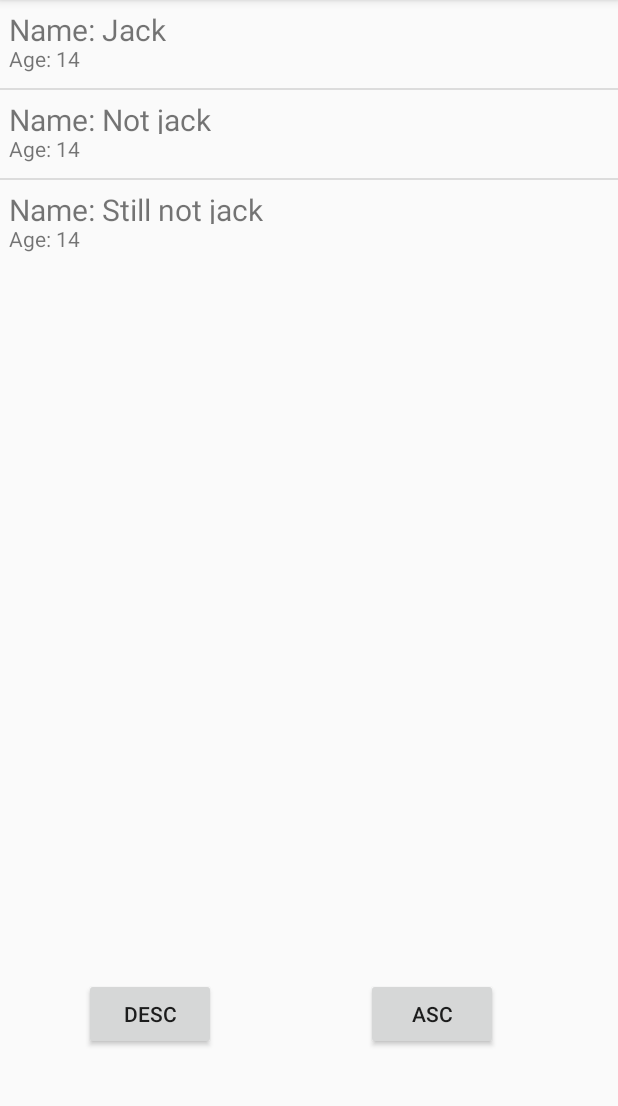
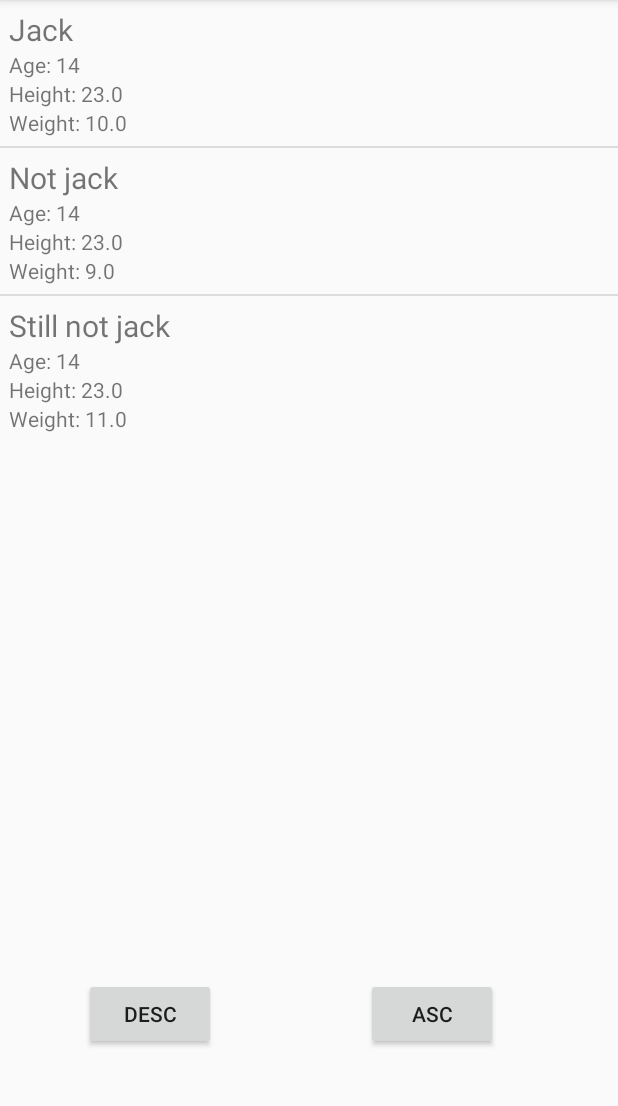
Before and after one commit to chocoyo/Demo2, an Android app: the screen it shows after launch (MainActivity), on a phone screen of 412 x 824 dp, the part 84-1190 px from its top. Run offline under Robolectric (Android 15) with nearby library versions, the phone set to English and light mode, and no system bars.

Commit message:
Added More Display Values On ListView Items

```diff
--- a/app/src/main/java/com/mhodges/demo2/DoggoAdapter.java
+++ b/app/src/main/java/com/mhodges/demo2/DoggoAdapter.java
@@ -33,11 +33,20 @@ public class DoggoAdapter extends ArrayAdapter<Doggo> {
         if (o != null) {
             TextView tt = (TextView) v.findViewById(R.id.toptext);
             TextView bt = (TextView) v.findViewById(R.id.bottomtext);
+            TextView trdt = (TextView) v.findViewById(R.id.thirdText);
+            TextView ft = (TextView) v.findViewById(R.id.forthText);
+
             if (tt != null) {
-                tt.setText("Name: " + o.getName());
+                tt.setText(o.getName());
             }
             if (bt != null) {
                 bt.setText("Age: " + o.getAge());
+            }
+            if (trdt != null) {
+                trdt.setText("Height: " + o.getHeight());
+            }
+            if (ft != null) {
+                ft.setText("Weight: " + o.getWeight());
             }
         }
         return v;
--- a/app/src/main/res/layout/list_item.xml
+++ b/app/src/main/res/layout/list_item.xml
@@ -1,28 +1,42 @@
 <?xml version="1.0" encoding="utf-8"?>
 <LinearLayout xmlns:android="http://schemas.android.com/apk/res/android"
     android:layout_width="match_parent"
-    android:layout_height="?android:attr/listPreferredItemHeight"
+    android:layout_height="wrap_content"
     android:padding="6dip"
     android:orientation="horizontal">
     <LinearLayout
         android:orientation="vertical"
-        android:layout_width="0dip"
+        android:layout_width="match_parent"
         android:layout_weight="1"
-        android:layout_height="match_parent">
+        android:layout_height="wrap_content">
         <TextView
             android:id="@+id/toptext"
             android:layout_width="match_parent"
-            android:layout_height="0dp"
+            android:layout_height="wrap_content"
             android:layout_weight="1"
             android:textSize="20sp"
             android:gravity="center_vertical" />
         <TextView
             android:id="@+id/bottomtext"
             android:layout_width="match_parent"
-            android:layout_height="0dp"
+            android:layout_height="wrap_content"
             android:layout_weight="1"
             android:singleLine="true"
             android:ellipsize="marquee" />
+        <TextView
+            android:id="@+id/thirdText"
+            android:layout_width="match_parent"
+            android:layout_weight="1"
+            android:singleLine="true"
+            android:ellipsize="marquee"
+            android:layout_height="wrap_content" />
+        <TextView
+            android:id="@+id/forthText"
+            android:layout_width="match_parent"
+            android:layout_weight="1"
+            android:singleLine="true"
+            android:ellipsize="marquee"
+            android:layout_height="wrap_content" />
         <!--<Button
             android:id="@+id/btnListItem"
             android:layout_width="wrap_content"
```
